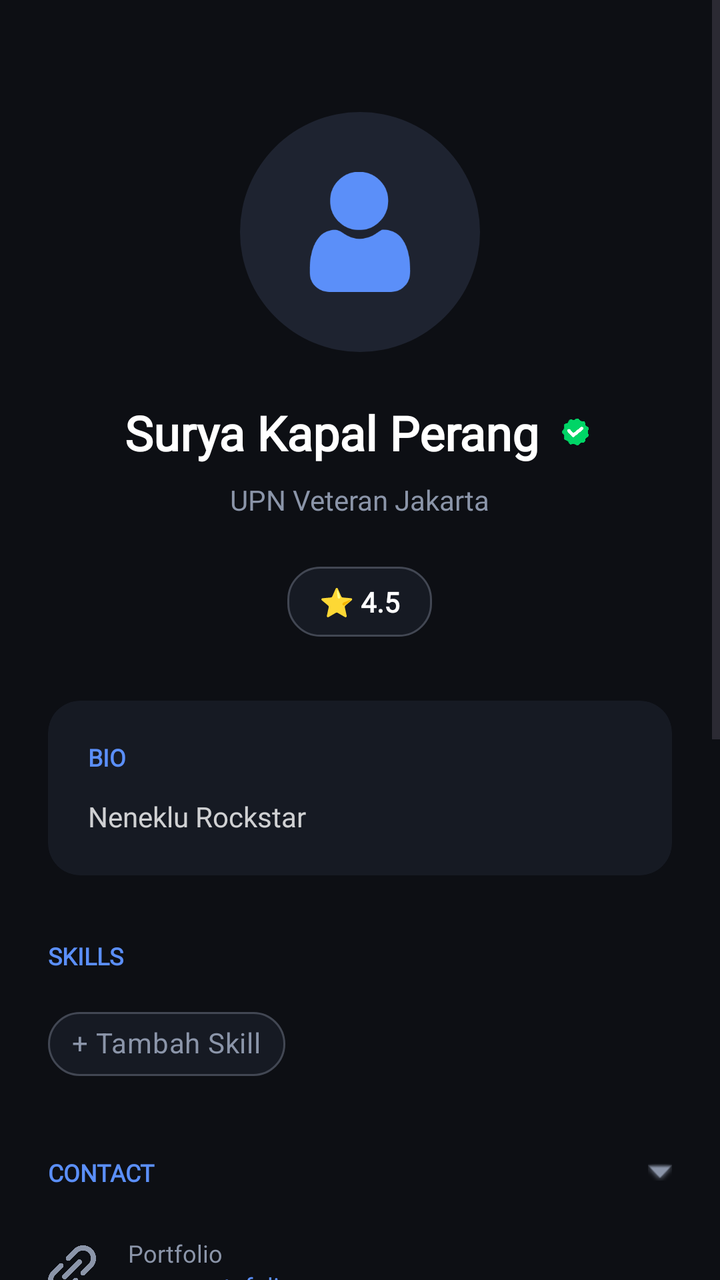
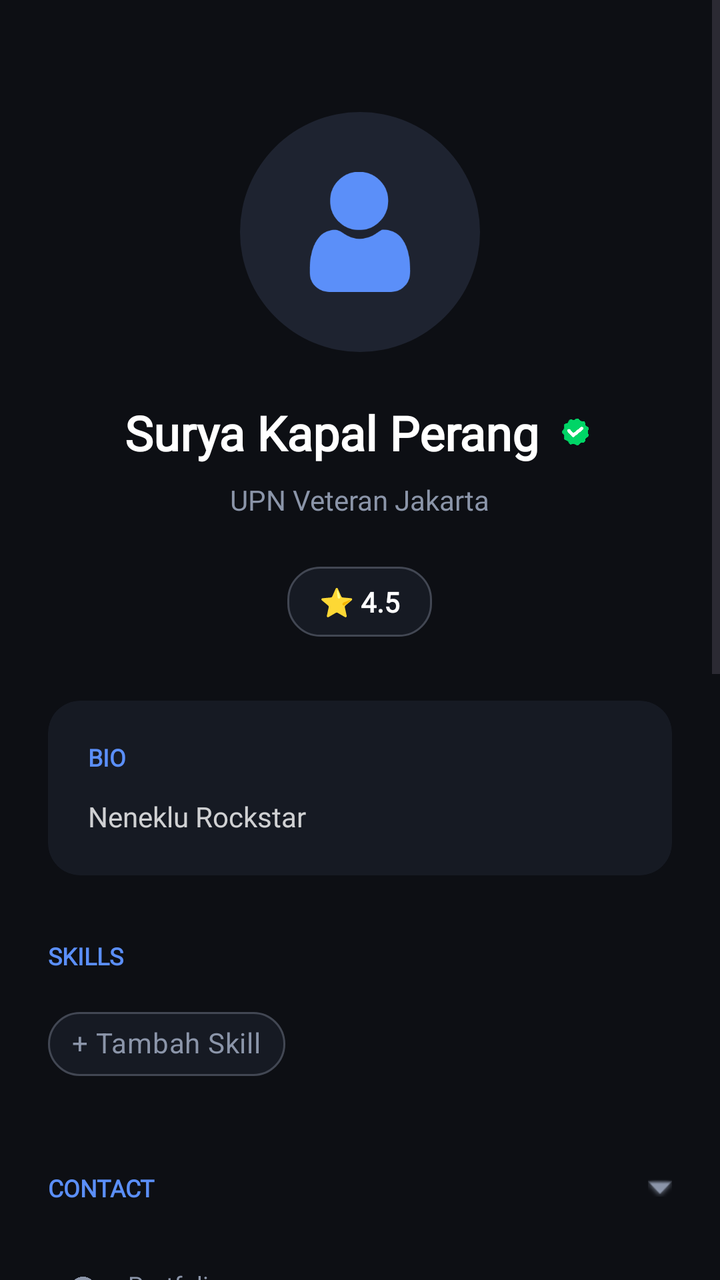

The first picture is an Android layout as it rendered before a commit; the second is the same layout after the commit. The layout source and the unified diff follow.
<!-- AndroidManifest.xml: application theme Theme.Joko -->
<!-- res/layout/fragment_profile.xml -->
<?xml version="1.0" encoding="utf-8"?>
<FrameLayout xmlns:android="http://schemas.android.com/apk/res/android"
    xmlns:app="http://schemas.android.com/apk/res-auto"
    android:layout_width="match_parent"
    android:layout_height="match_parent"
    android:background="@color/bg_base">

    <ScrollView
        android:layout_width="match_parent"
        android:layout_height="match_parent"
        android:clipToPadding="false"
        android:fillViewport="true">

        <LinearLayout
            android:layout_width="match_parent"
            android:layout_height="wrap_content"
            android:gravity="center_horizontal"
            android:orientation="vertical"
            android:padding="24dp">

            <com.google.android.material.imageview.ShapeableImageView
                android:id="@+id/ivProfilePicture"
                android:layout_width="120dp"
                android:layout_height="120dp"
                android:layout_marginTop="32dp"
                android:scaleType="centerCrop"
                android:src="@drawable/default_avatar"
                app:shapeAppearanceOverlay="@style/CircleImage" />

            <LinearLayout
                android:id="@+id/UserNameSection"
                android:layout_width="wrap_content"
                android:layout_height="wrap_content"
                android:layout_marginTop="24dp"
                android:gravity="center_vertical"
                android:orientation="horizontal">

                <TextView
                    android:id="@+id/tvUsername"
                    style="@style/TextAppearance.App.HeadlineLarge"
                    android:layout_width="wrap_content"
                    android:layout_height="wrap_content"
                    android:text="Surya Kapal Perang"
                    android:textColor="@color/white"
                    android:textSize="24sp"
                    android:textStyle="bold" />

                <ImageView
                    android:id="@+id/ivVerifiedBadge"
                    android:layout_width="20dp"
                    android:layout_height="20dp"
                    android:layout_marginStart="8dp"
                    android:src="@drawable/ic_verified"
                    android:visibility="visible" />
            </LinearLayout>

            <TextView
                android:id="@+id/tvUniversity"
                android:layout_width="wrap_content"
                android:layout_height="wrap_content"
                android:layout_marginTop="8dp"
                android:text="UPN Veteran Jakarta"
                android:textColor="@color/text_secondary"
                android:textSize="14sp" />

            <TextView
                android:id="@+id/tvTrustScore"
                android:layout_width="wrap_content"
                android:layout_height="wrap_content"
                android:layout_marginTop="24dp"
                android:background="@drawable/bg_login_card"
                android:paddingHorizontal="16dp"
                android:paddingVertical="8dp"
                android:text="⭐ 4.5"
                android:textColor="@color/white"
                android:textStyle="bold" />

            <androidx.cardview.widget.CardView
                android:layout_width="match_parent"
                android:layout_height="wrap_content"
                android:layout_marginTop="32dp"
                app:cardBackgroundColor="@color/bg_surface"
                app:cardCornerRadius="16dp"
                app:cardElevation="0dp">

                <LinearLayout
                    android:id="@+id/BioSection"
                    android:layout_width="match_parent"
                    android:layout_height="wrap_content"
                    android:orientation="vertical"
                    android:padding="20dp">

                    <TextView
                        android:id="@+id/tvBioTitle"
                        android:layout_width="wrap_content"
                        android:layout_height="wrap_content"
                        android:text="BIO"
                        android:textColor="@color/primary"
                        android:textSize="12sp"
                        android:textStyle="bold" />

                    <TextView
                        android:id="@+id/tvBio"
                        android:layout_width="match_parent"
                        android:layout_height="wrap_content"
                        android:layout_marginTop="12dp"
                        android:alpha="0.8"
                        android:lineSpacingExtra="4dp"
                        android:text="Neneklu Rockstar"
                        android:textColor="@color/white"
                        android:textSize="14sp" />
                </LinearLayout>
            </androidx.cardview.widget.CardView>

            <LinearLayout
                android:id="@+id/SkillSection"
                android:layout_width="match_parent"
                android:layout_height="wrap_content"
                android:layout_marginTop="32dp"
                android:orientation="vertical">

                <TextView
                    android:layout_width="wrap_content"
                    android:layout_height="wrap_content"
                    android:text="SKILLS"
                    android:textColor="@color/primary"
                    android:textSize="12sp"
                    android:textStyle="bold" />

                <com.google.android.material.chip.ChipGroup
                    android:id="@+id/cgSkills"
                    android:layout_width="match_parent"
                    android:layout_height="wrap_content"
                    android:layout_marginTop="12dp"
                    app:chipSpacingHorizontal="8dp">

                    <com.google.android.material.chip.Chip
                        android:id="@+id/btnAddSkill"
                        style="@style/Widget.MaterialComponents.Chip.Action"
                        android:layout_width="wrap_content"
                        android:layout_height="wrap_content"
                        android:text="+ Tambah Skill"
                        android:textColor="@color/text_secondary"
                        app:chipBackgroundColor="@color/bg_surface"
                        app:chipStrokeColor="@color/outline_variant"
                        app:chipStrokeWidth="1dp" />

                </com.google.android.material.chip.ChipGroup>
            </LinearLayout>

            <LinearLayout
                android:id="@+id/ContactSection"
                android:layout_width="match_parent"
                android:layout_height="wrap_content"
                android:layout_marginTop="24dp"
                android:orientation="vertical">

                <LinearLayout
                    android:id="@+id/ContactHeader"
                    android:layout_width="match_parent"
                    android:layout_height="wrap_content"
                    android:orientation="horizontal"
                    android:gravity="center_vertical"
                    android:background="?attr/selectableItemBackground"
                    android:clickable="true"
                    android:focusable="true"
                    android:paddingVertical="8dp">

                    <TextView
                        android:layout_width="0dp"
                        android:layout_height="wrap_content"
                        android:layout_weight="1"
                        android:text="CONTACT"
                        android:textColor="@color/primary"
                        android:textStyle="bold"
                        android:textSize="12sp"/>

                    <ImageView
                        android:id="@+id/ivContactArrow"
                        android:layout_width="12dp"
                        android:layout_height="12dp"
                        android:src="@android:drawable/arrow_down_float"
                        app:tint="@color/text_secondary" />
                </LinearLayout>

                <LinearLayout
                    android:id="@+id/ContactContentContainer"
                    android:layout_width="match_parent"
                    android:layout_height="wrap_content"
                    android:orientation="vertical"
                    >

                    <LinearLayout
                        android:id="@+id/PortfolioSection"
                        android:layout_width="match_parent"
                        android:layout_height="wrap_content"
                        android:orientation="horizontal"
                        android:layout_marginTop="16dp"
                        android:gravity="center_vertical">

                        <ImageView
                            android:layout_width="24dp"
                            android:layout_height="24dp"
                            android:src="@drawable/ic_link"
                            app:tint="@color/text_secondary"/>

                        <LinearLayout
                            android:layout_width="wrap_content"
                            android:layout_height="wrap_content"
                            android:orientation="vertical"
                            android:layout_marginStart="16dp">

                            <TextView
                                android:layout_width="wrap_content"
                                android:layout_height="wrap_content"
                                android:text="Portfolio"
                                android:textColor="@color/text_secondary"
                                android:textSize="12sp"/>

                            <TextView
                                android:id="@+id/tvPortfolioLink"
                                android:layout_width="wrap_content"
                                android:layout_height="wrap_content"
                                android:text="www.portofolio.me"
                                android:textColor="@color/primary"
                                android:textSize="12sp"/>
                        </LinearLayout>
                    </LinearLayout>

                    <LinearLayout
                        android:id="@+id/EmailSection"
                        android:layout_width="match_parent"
                        android:layout_height="wrap_content"
                        android:orientation="horizontal"
                        android:layout_marginTop="16dp"
                        android:gravity="center_vertical">

                        <ImageView
                            android:layout_width="24dp"
                            android:layout_height="24dp"
                            android:src="@android:drawable/ic_dialog_email"
                            app:tint="@color/text_secondary"/>

                        <LinearLayout
                            android:layout_width="wrap_content"
                            android:layout_height="wrap_content"
                            android:orientation="vertical"
                            android:layout_marginStart="16dp">

                            <TextView
                                android:layout_width="wrap_content"
                                android:layout_height="wrap_content"
                                android:text="Email"
                                android:textColor="@color/text_secondary"
                                android:textSize="12sp"/>

                            <TextView
                                android:id="@+id/tvEmailLink"
                                android:layout_width="wrap_content"
                                android:layout_height="wrap_content"
                                android:text="badakhitamjawa@gmail.com"
                                android:textColor="@color/primary"
                                android:textSize="12sp"/>
                        </LinearLayout>
                    </LinearLayout>

                    <LinearLayout
                        android:id="@+id/LinkedinSection"
                        android:layout_width="match_parent"
                        android:layout_height="wrap_content"
                        android:orientation="horizontal"
                        android:layout_marginTop="16dp"
                        android:gravity="center_vertical">

                        <ImageView
                            android:layout_width="24dp"
                            android:layout_height="24dp"
                            android:src="@drawable/ic_linkedin"
                            app:tint="@color/text_secondary"/>

                        <LinearLayout
                            android:layout_width="wrap_content"
                            android:layout_height="wrap_content"
                            android:orientation="vertical"
                            android:layout_marginStart="16dp">

                            <TextView
                                android:layout_width="wrap_content"
                                android:layout_height="wrap_content"
                                android:text="LinkedIn"
                                android:textColor="@color/text_secondary"
                                android:textSize="12sp"/>

                            <TextView
                                android:id="@+id/tvLinkedinLink"
                                android:layout_width="wrap_content"
                                android:layout_height="wrap_content"
                                android:text="linkedin.com/badakhitamjawa"
                                android:textColor="@color/primary"
                                android:textSize="12sp"/>
                        </LinearLayout>
                    </LinearLayout>
                </LinearLayout>
            </LinearLayout>

            <androidx.cardview.widget.CardView
                android:id="@+id/btnMyBookmark"
                android:layout_width="match_parent"
                android:layout_height="wrap_content"
                android:layout_marginTop="32dp"
                app:cardBackgroundColor="@color/bg_surface"
                app:cardCornerRadius="16dp"
                app:cardElevation="0dp">

                <LinearLayout
                    android:layout_width="match_parent"
                    android:layout_height="wrap_content"
                    android:orientation="horizontal"
                    android:gravity="center_vertical"
                    android:padding="20dp">

                    <ImageView
                        android:layout_width="24dp"
                        android:layout_height="24dp"
                        android:src="@drawable/ic_bookmark"
                        app:tint="@color/primary"/>

                    <TextView
                        android:layout_width="match_parent"
                        android:layout_height="wrap_content"
                        android:layout_marginStart="16dp"
                        android:text="Bookmark Saya"
                        android:textColor="@color/white"
                        android:textSize="14sp" />
                </LinearLayout>
            </androidx.cardview.widget.CardView>

            <androidx.cardview.widget.CardView
                android:id="@+id/btnEditProfile"
                android:layout_width="match_parent"
                android:layout_height="wrap_content"
                android:layout_marginTop="16dp"
                app:cardBackgroundColor="@color/bg_surface"
                app:cardCornerRadius="16dp"
                app:cardElevation="0dp">

                <LinearLayout
                    android:layout_width="match_parent"
                    android:layout_height="wrap_content"
                    android:orientation="horizontal"
                    android:gravity="center_vertical"
                    android:padding="20dp">

                    <ImageView
                        android:layout_width="24dp"
                        android:layout_height="24dp"
                        android:src="@drawable/ic_edit"
                        app:tint="@color/primary"/>

                    <TextView
                        android:layout_width="match_parent"
                        android:layout_height="wrap_content"
                        android:layout_marginStart="16dp"
                        android:text="Edit Profil"
                        android:textColor="@color/white"
                        android:textSize="14sp" />

                </LinearLayout>
            </androidx.cardview.widget.CardView>

            <androidx.cardview.widget.CardView
                android:id="@+id/btnLogout"
                android:layout_width="match_parent"
                android:layout_height="wrap_content"
                android:layout_marginTop="16dp"
                app:cardBackgroundColor="@color/bg_surface"
                app:cardCornerRadius="16dp"
                app:cardElevation="0dp">

                <LinearLayout
                    android:layout_width="match_parent"
                    android:layout_height="wrap_content"
                    android:orientation="horizontal"
                    android:gravity="center_vertical"
                    android:padding="20dp">

                    <ImageView
                        android:id="@+id/btnLogoff"
                        android:layout_width="24dp"
                        android:layout_height="24dp"
                        android:src="@android:drawable/ic_lock_power_off"
                        app:tint="#FF5252" />

                    <TextView
                        android:layout_width="match_parent"
                        android:layout_height="wrap_content"
                        android:layout_marginStart="16dp"
                        android:text="Keluar"
                        android:textColor="#FF5252"
                        android:textSize="14sp" />
                </LinearLayout>
            </androidx.cardview.widget.CardView>

            <View
                android:layout_width="match_parent"
                android:layout_height="80dp" />

        </LinearLayout>
    </ScrollView>
</FrameLayout>
<!-- resources referenced by this layout -->
<resources>
  <color name="bg_base">#0D0F14</color>
  <color name="bg_surface">#161A23</color>
  <color name="outline_variant">#424753</color>
  <color name="primary">#5B8FF9</color>
  <color name="text_secondary">#8B95A9</color>
  <color name="white">#FFFFFFFF</color>
  <!-- drawable bg_login_card (drawable) -->
  <?xml version="1.0" encoding="utf-8"?>
  <shape xmlns:android="http://schemas.android.com/apk/res/android">
      <solid android:color="@color/bg_surface" />
      <corners android:radius="16dp" />
      <stroke android:width="1dp" android:color="@color/outline_variant" />
  </shape>
  <!-- drawable default_avatar: png bitmap (drawable, 5936 bytes) -->
  <!-- drawable ic_bookmark: png bitmap (drawable, 5692 bytes) -->
  <!-- drawable ic_edit: png bitmap (drawable, 8017 bytes) -->
  <!-- drawable ic_link: png bitmap (drawable, 7169 bytes) -->
  <!-- drawable ic_linkedin: png bitmap (drawable, 8794 bytes) -->
  <!-- drawable ic_verified: png bitmap (drawable, 16133 bytes) -->
  <style name="CircleImage">
          <item name="cornerSize">50%</item>
      </style>
  <style name="TextAppearance.App.HeadlineLarge" parent="TextAppearance.Material3.HeadlineLarge">
          <item name="fontFamily">@font/font_headlines</item>
          <item name="android:fontFamily">@font/font_headlines</item>
      </style>
  <style name="Theme.Joko" parent="Base.Theme.Joko" />
  <style name="Base.Theme.Joko" parent="Theme.Material3.DayNight.NoActionBar">
          <item name="colorPrimary">@color/primary</item>
          <item name="android:statusBarColor">@color/bg_base</item>
          <item name="android:windowBackground">@color/bg_base</item>
  
          
          <item name="fontFamily">@font/font_body</item>
  
          <item name="textAppearanceHeadlineLarge">@style/TextAppearance.App.HeadlineLarge</item>
          <item name="textAppearanceHeadlineMedium">@style/TextAppearance.App.HeadlineMedium</item>
          <item name="textAppearanceHeadlineSmall">@style/TextAppearance.App.HeadlineSmall</item>
          <item name="textAppearanceTitleLarge">@style/TextAppearance.App.TitleLarge</item>
      </style>
  <style name="TextAppearance.App.HeadlineMedium" parent="TextAppearance.Material3.HeadlineMedium">
          <item name="fontFamily">@font/font_headlines</item>
          <item name="android:fontFamily">@font/font_headlines</item>
      </style>
  <style name="TextAppearance.App.HeadlineSmall" parent="TextAppearance.Material3.HeadlineSmall">
          <item name="fontFamily">@font/font_headlines</item>
          <item name="android:fontFamily">@font/font_headlines</item>
      </style>
  <style name="TextAppearance.App.TitleLarge" parent="TextAppearance.Material3.TitleLarge">
          <item name="fontFamily">@font/font_headlines</item>
          <item name="android:fontFamily">@font/font_headlines</item>
          <item name="android:textStyle">bold</item>
      </style>
</resources>

<!-- the commit's change to res/layout/fragment_profile.xml (unified diff, before → after) -->
@@ -158,7 +158,7 @@
                 <LinearLayout
                     android:id="@+id/ContactHeader"
                     android:layout_width="match_parent"
-                    android:layout_height="wrap_content"
+                    android:layout_height="48dp"
                     android:orientation="horizontal"
                     android:gravity="center_vertical"
                     android:background="?attr/selectableItemBackground"
@@ -369,6 +369,42 @@
             </androidx.cardview.widget.CardView>
 
             <androidx.cardview.widget.CardView
+                android:id="@+id/btnAskVerification"
+                android:layout_width="match_parent"
+                android:layout_height="wrap_content"
+                android:layout_marginTop="16dp"
+                app:cardBackgroundColor="@color/bg_surface"
+                app:cardCornerRadius="16dp"
+                app:cardElevation="0dp">
+
+                <LinearLayout
+                    android:layout_width="match_parent"
+                    android:layout_height="wrap_content"
+                    android:orientation="horizontal"
+                    android:gravity="center_vertical"
+                    android:paddingTop="20dp"
+                    android:paddingBottom="20dp"
+                    android:paddingEnd="20dp"
+                    android:paddingStart="16dp">
+
+                    <ImageView
+                        android:layout_width="36dp"
+                        android:layout_height="36dp"
+                        android:src="@drawable/ic_verified"
+                        />
+
+                    <TextView
+                        android:layout_width="match_parent"
+                        android:layout_height="wrap_content"
+                        android:layout_marginStart="8dp"
+                        android:text="Minta Verifikasi"
+                        android:textColor="@color/secondary"
+                        android:textSize="14sp" />
+
+                </LinearLayout>
+            </androidx.cardview.widget.CardView>
+
+            <androidx.cardview.widget.CardView
                 android:id="@+id/btnLogout"
                 android:layout_width="match_parent"
                 android:layout_height="wrap_content"
<!-- resource entries referenced after the edit -->
@@ -4,6 +4,7 @@
   <color name="bg_surface">#161A23</color>
   <color name="outline_variant">#424753</color>
   <color name="primary">#5B8FF9</color>
+  <color name="secondary">#4ADE80</color>
   <color name="text_secondary">#8B95A9</color>
   <color name="white">#FFFFFFFF</color>
   <!-- drawable bg_login_card (drawable) -->
